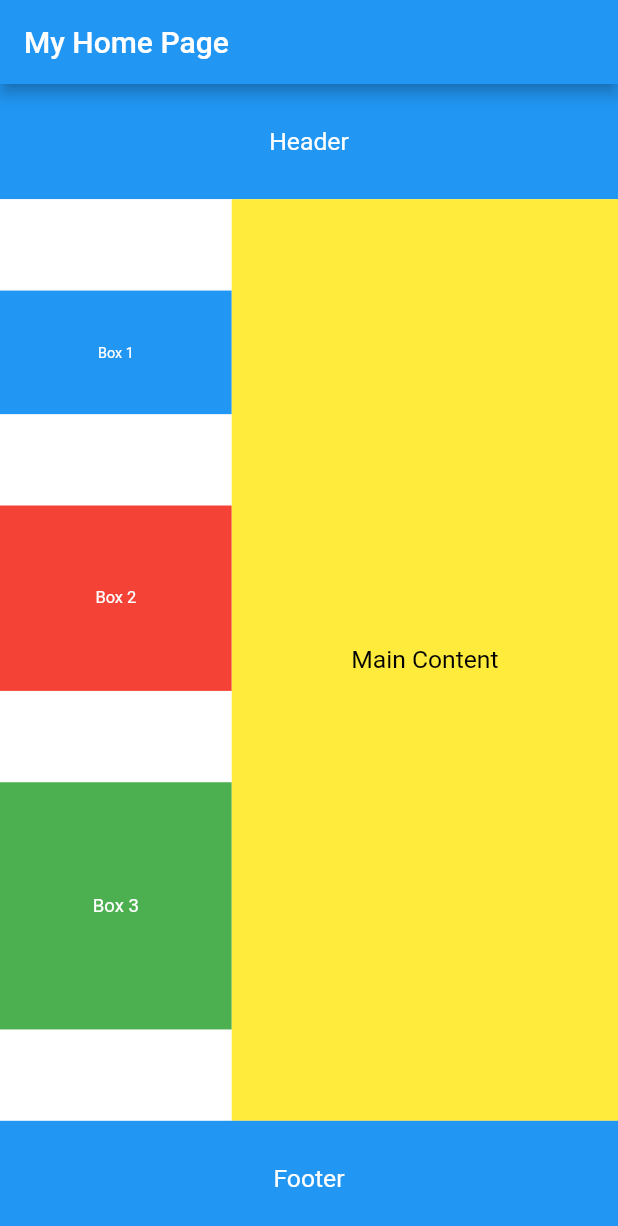
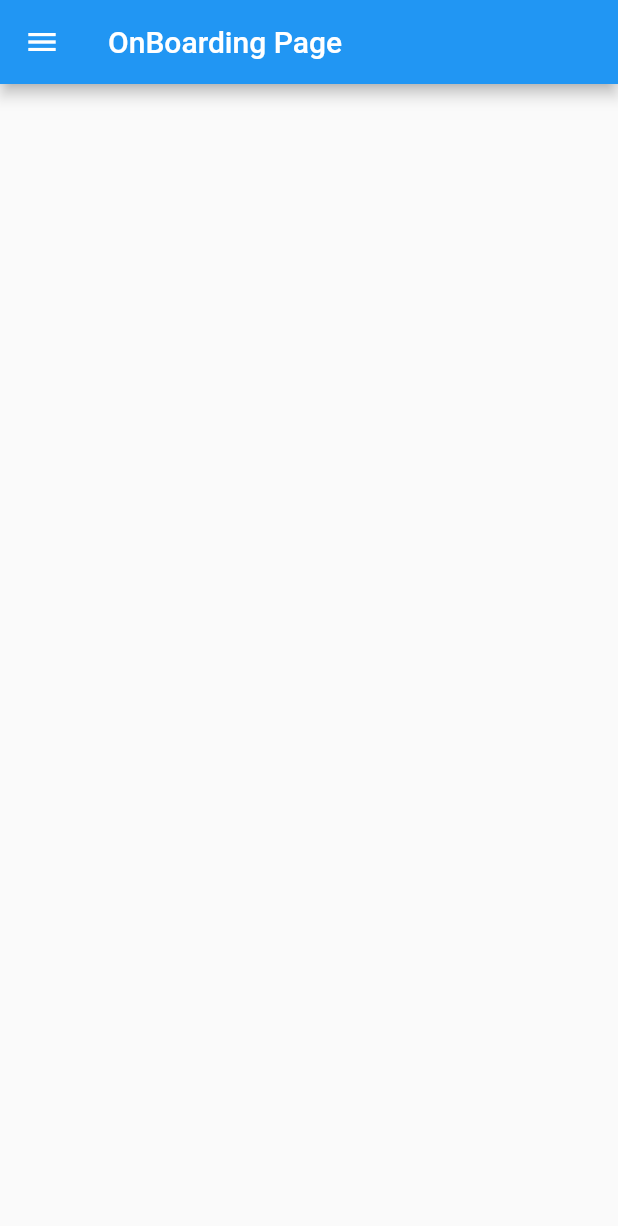
Before and after one commit to Magesh-Doodleblue/responsive-flutter-using-sizer, a Flutter app: the screen it shows after launch, on a phone screen of 412 x 824 dp. Shown: the top 1226 px of the screen. Run offline on Flutter 3.47's test engine with Material 2 defaults, Android fonts, the phone set to English and light mode, and no system bars; our stand-ins replace sizer.

Commit message:
Responsive commit

```diff
--- a/lib/main.dart
+++ b/lib/main.dart
@@ -1,3 +1,5 @@
+// ignore_for_file: deprecated_member_use
+
 import 'package:flutter/material.dart';
 import 'package:sizer/sizer.dart';
 
@@ -10,20 +12,14 @@ void main() {
 class MyApp extends StatelessWidget {
   const MyApp({super.key});
 
-  // This widget is the root of your application.
   @override
   Widget build(BuildContext context) {
-    return Sizer(
-      builder: (context, orientation, deviceType) {
-        return MaterialApp(
-          debugShowCheckedModeBanner: false,
-          theme: ThemeData(
-            useMaterial3: true,
-            brightness: Brightness.dark,
-          ),
-          home: const MyHomeApp(),
-        );
-      },
-    );
+    return Sizer(builder: (context, orientation, deviceType) {
+      return MaterialApp(
+        debugShowCheckedModeBanner: false,
+        theme: ThemeData(),
+        home: const MyDesktopUI(),
+      );
+    });
   }
 }
--- a/lib/respose.dart
+++ b/lib/respose.dart
@@ -1,137 +1,147 @@
+// ignore_for_file: library_private_types_in_public_api
+
 import 'package:flutter/material.dart';
-import 'package:sizer/sizer.dart';
 
-class MyHomeApp extends StatelessWidget {
-  const MyHomeApp({super.key});
+import 'leave_taken.dart';
+import 'ongoing_project.dart';
+import 'profile_details_widget.dart';
+import 'upcoming_projects.dart';
+
+class MyDesktopUI extends StatefulWidget {
+  const MyDesktopUI({Key? key}) : super(key: key);
 
   @override
-  Widget build(BuildContext context) {
-    return LayoutBuilder(
-      builder: (context, constraints) {
-        return OrientationBuilder(
-          builder: (context, orientation) {
-            // Initialize SizerUtil with the default constructor
-            SizerUtil sizerUtil = SizerUtil();
-            return MaterialApp(
-              debugShowCheckedModeBanner: false,
-              title: 'My App',
-              theme: ThemeData(
-                primarySwatch: Colors.blue,
-              ),
-              home: MyHomePage(sizerUtil),
-            );
-          },
-        );
-      },
-    );
-  }
+  _MyDesktopUIState createState() => _MyDesktopUIState();
 }
 
-class MyHomePage extends StatelessWidget {
-  final SizerUtil sizerUtil;
-
-  const MyHomePage(this.sizerUtil, {super.key});
-
+class _MyDesktopUIState extends State<MyDesktopUI> {
+  bool _showMenu = false;
+  bool _showProfile = false;
+  bool _showUpComingProjects = false;
+  bool _showOnGoingProjects = false;
+  bool _showLeaveTaken = false;
   @override
   Widget build(BuildContext context) {
+    final screenSize = MediaQuery.of(context).size;
+    final isSmallScreen = screenSize.width < 600;
     return Scaffold(
       appBar: AppBar(
-        title: const Text('My Home Page'),
+        title: const Text('OnBoarding Page'),
+        leading: isSmallScreen
+            ? IconButton(
+                icon: const Icon(Icons.menu),
+                onPressed: () {
+                  setState(() {
+                    _showMenu = !_showMenu;
+                  });
+                },
+              )
+            : null,
       ),
-      body: SafeArea(
+      body: SingleChildScrollView(
         child: Column(
-          crossAxisAlignment: CrossAxisAlignment.stretch,
           children: [
+            Center(
+              child: Row(
+                mainAxisAlignment: MainAxisAlignment.center,
+                children: [
+                  if (!isSmallScreen || _showMenu)
                     Expanded(
-              flex: 1,
+                      flex: 2,
                       child: Container(
-                color: Colors.blue,
-                child: Center(
-                  child: Text(
-                    'Header',
-                    style: TextStyle(fontSize: 12.sp, color: Colors.white),
+                        color: Colors.grey[200],
+                        height: screenSize.height,
+                        child: StreamBuilder<Object>(
+                            stream: null,
+                            builder: (context, snapshot) {
+                              return Column(
+                                mainAxisAlignment: MainAxisAlignment.start,
+                                children: [
+                                  const SizedBox(
+                                    height: 40,
+                                  ),
+                                  const Text(
+                                    'Menu',
+                                    style: TextStyle(fontSize: 20),
+                                  ),
+                                  const SizedBox(height: 20),
+                                  Padding(
+                                    padding: const EdgeInsets.all(8.0),
+                                    child: TextButton(
+                                      onPressed: () {
+                                        setState(() {
+                                          _showLeaveTaken = false;
+                                          _showOnGoingProjects = false;
+                                          _showProfile = true;
+                                          _showUpComingProjects = false;
+                                        });
+                                      },
+                                      child: const Text('Profile Details'),
                                     ),
                                   ),
+                                  const SizedBox(height: 10),
+                                  Padding(
+                                    padding: const EdgeInsets.all(8.0),
+                                    child: TextButton(
+                                      onPressed: () {
+                                        setState(() {
+                                          _showLeaveTaken = false;
+                                          _showOnGoingProjects = false;
+                                          _showProfile = false;
+                                          _showUpComingProjects = true;
+                                        });
+                                      },
+                                      child: const Text('Upcoming Projects'),
                                     ),
                                   ),
-            Expanded(
-              flex: 8,
-              child: Row(
-                crossAxisAlignment: CrossAxisAlignment.stretch,
-                children: [
-                  Expanded(
-                    flex: 3,
-                    child: Container(
-                      color: Colors.white,
-                      height: 45.h,
-                      child: Expanded(
-                        child: Column(
-                          mainAxisAlignment: MainAxisAlignment.spaceEvenly,
-                          children: [
-                            Container(
-                              height: 10.h,
-                              color: Colors.blue,
-                              child: Center(
-                                child: Text(
-                                  'Box 1',
-                                  style: TextStyle(
-                                      fontSize: 7.sp, color: Colors.white),
+                                  const SizedBox(height: 10),
+                                  Padding(
+                                    padding: const EdgeInsets.all(8.0),
+                                    child: TextButton(
+                                      onPressed: () {
+                                        setState(() {
+                                          _showLeaveTaken = false;
+                                          _showOnGoingProjects = true;
+                                          _showProfile = false;
+                                          _showUpComingProjects = false;
+                                        });
+                                      },
+                                      child: const Text('OnGoing Project'),
                                     ),
                                   ),
-                            ),
-                            Container(
-                              height: 15.h,
-                              color: Colors.red,
-                              child: Center(
-                                child: Text(
-                                  'Box 2',
-                                  style: TextStyle(
-                                      fontSize: 8.sp, color: Colors.white),
-                                ),
-                              ),
-                            ),
-                            Container(
-                              height: 20.h,
-                              color: Colors.green,
-                              child: Center(
-                                child: Text(
-                                  'Box 3',
-                                  style: TextStyle(
-                                      fontSize: 9.sp, color: Colors.white),
-                                ),
+                                  const SizedBox(height: 10),
+                                  Padding(
+                                    padding: const EdgeInsets.all(8.0),
+                                    child: TextButton(
+                                      onPressed: () {
+                                        setState(() {
+                                          _showLeaveTaken = true;
+                                          _showOnGoingProjects = false;
+                                          _showProfile = false;
+                                          _showUpComingProjects = false;
+                                        });
+                                      },
+                                      child: const Text('Leave Taken'),
                                     ),
                                   ),
                                 ],
+                              );
+                            }),
                       ),
                     ),
-                    ),
-                  ),
-                  Expanded(
-                    flex: 5,
-                    child: Container(
-                      color: Colors.yellow,
-                      child: Center(
-                        child: Text(
-                          'Main Content',
-                          style:
-                              TextStyle(fontSize: 12.sp, color: Colors.black),
-                        ),
-                      ),
-                    ),
-                  ),
+                  if (_showProfile)
+                    profileDetailsWidget(
+                        screenSize: screenSize, isSmallScreen: isSmallScreen),
+                  if (_showLeaveTaken)
+                    LeaveTakenWidget(
+                        screenSize: screenSize, isSmallScreen: isSmallScreen),
+                  if (_showOnGoingProjects)
+                    OnGoingProjectWidget(
+                        screenSize: screenSize, isSmallScreen: isSmallScreen),
+                  if (_showUpComingProjects)
+                    UpComingProjectWidget(
+                        screenSize: screenSize, isSmallScreen: isSmallScreen),
                 ],
-              ),
-            ),
-            Expanded(
-              flex: 1,
-              child: Container(
-                color: Colors.blue,
-                child: Center(
-                  child: Text(
-                    'Footer',
-                    style: TextStyle(fontSize: 12.sp, color: Colors.white),
-                  ),
-                ),
               ),
             ),
           ],
--- a/pubspec.yaml
+++ b/pubspec.yaml
@@ -60,8 +60,6 @@ flutter:
   uses-material-design: true
 
   # To add assets to your application, add an assets section, like this:
-  # assets:
-  #   - images/a_dot_burr.jpeg
   #   - images/a_dot_ham.jpeg
 
   # An image asset can refer to one or more resolution-specific "variants", see
```
Also changed, not shown: lib/leave_taken.dart (added, +176 -0 lines), lib/ongoing_project.dart (added, +134 -0 lines), lib/profile_details_widget.dart (added, +67 -0 lines), lib/upcoming_projects.dart (added, +88 -0 lines). Lines whose indentation alone changed are shown as unchanged.
